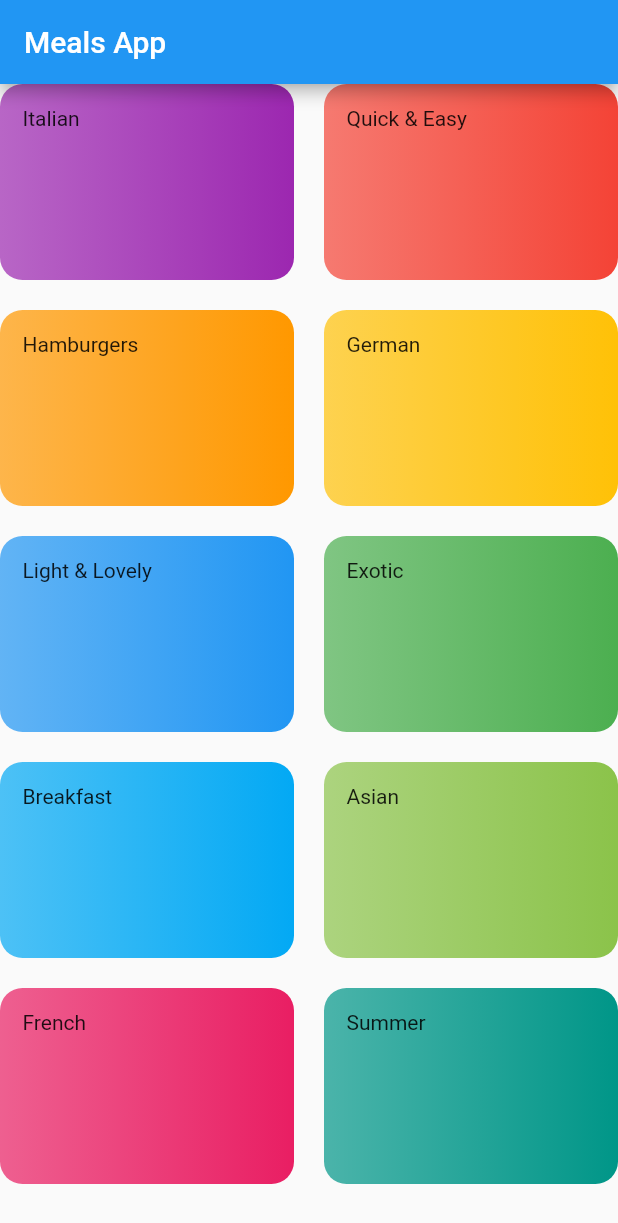
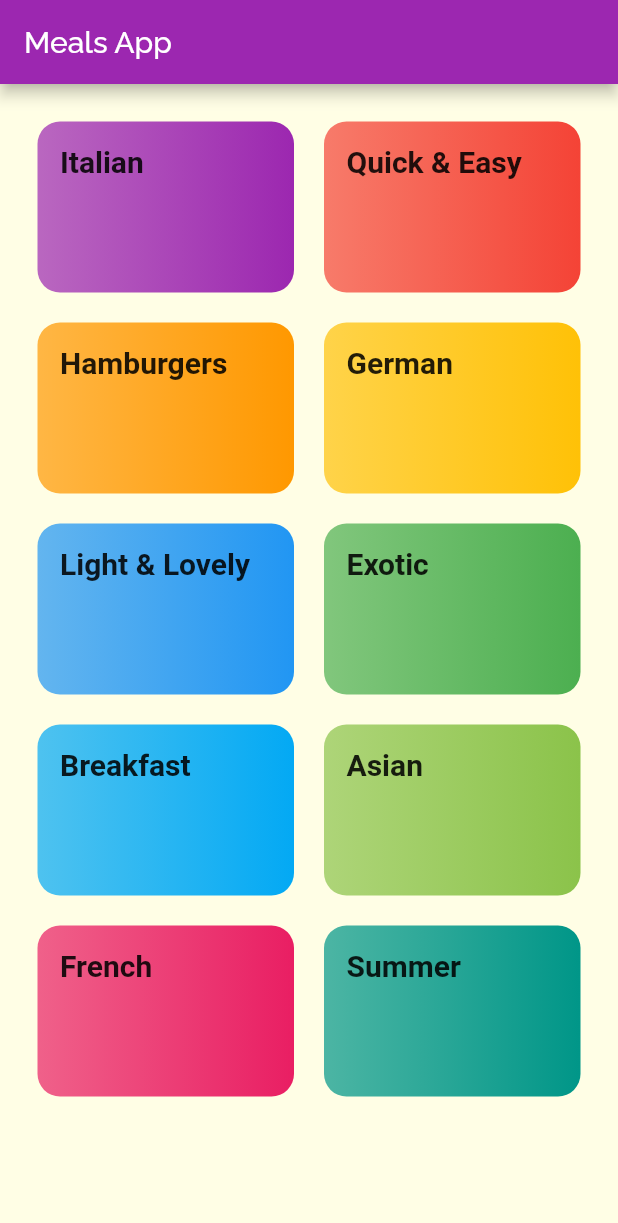
Before and after one commit to JHeisecke/meals-app, a Flutter app: the screen it shows after launch, on a phone screen of 412 x 824 dp. Shown: the top 1223 px of the screen. Run offline on Flutter 3.47's test engine with Material 2 defaults, Android fonts, the phone set to English and light mode, and no system bars; Roboto replaces fonts that are missing (RobotoCondensed).

Commit message:
Agrega estilos y fuentes a las categorias

```diff
--- a/lib/main.dart
+++ b/lib/main.dart
@@ -12,7 +12,23 @@ class MyApp extends StatelessWidget {
     return MaterialApp(
       title: 'Meals App',
       theme: ThemeData(
-        primarySwatch: Colors.blue,
+        primarySwatch: Colors.purple,
+        accentColor: Colors.tealAccent,
+        canvasColor: Color.fromRGBO(255, 254, 229, 1),
+        fontFamily: 'Raleway',
+        textTheme: ThemeData.light().textTheme.copyWith(
+            //sobreescribe fuente por defecto
+            bodyText1: TextStyle(
+              color: Color.fromRGBO(20, 51, 51, 1),
+            ),
+            bodyText2: TextStyle(
+              color: Color.fromRGBO(20, 51, 51, 1),
+            ),
+            headline6: TextStyle(
+              fontSize: 20,
+              fontFamily: 'RobotoCondensed',
+              fontWeight: FontWeight.bold,
+            )),
       ),
       home: CategoriesScreen(),
     );
--- a/lib/widgets/categories_screen.dart
+++ b/lib/widgets/categories_screen.dart
@@ -9,6 +9,7 @@ class CategoriesScreen extends StatelessWidget {
     return Scaffold(
       appBar: AppBar(title: const Text("Meals App")),
       body: GridView(
+        padding: const EdgeInsets.all(25),
         children: DUMMY_CATEGORIES
             .map((cat) => CategoryItem(cat.title, cat.color))
             .toList(),
--- a/lib/widgets/category_item.dart
+++ b/lib/widgets/category_item.dart
@@ -12,7 +12,10 @@ class CategoryItem extends StatelessWidget {
       padding: const EdgeInsets.all(15), //when widget reruns,
       // flutter won't rebuilt padding because with const
       // detects that it hasn't changed
-      child: Text(title),
+      child: Text(
+        title,
+        style: Theme.of(context).textTheme.headline6,
+      ),
       decoration: BoxDecoration(
         gradient: LinearGradient(
           colors: [
```
Also changed, not shown: pubspec.yaml (+17 -12 lines), lib/assets/fonts/Raleway-Black.ttf (added), lib/assets/fonts/Raleway-Bold.ttf (added), lib/assets/fonts/Raleway-Regular.ttf (added), lib/assets/fonts/RobotoCondensed-Bold.ttf (added), lib/assets/fonts/RobotoCondensed-Italic.ttf (added), lib/assets/fonts/RobotoCondensed-Light.ttf (added), lib/assets/fonts/RobotoCondensed-Regular.ttf (added).
